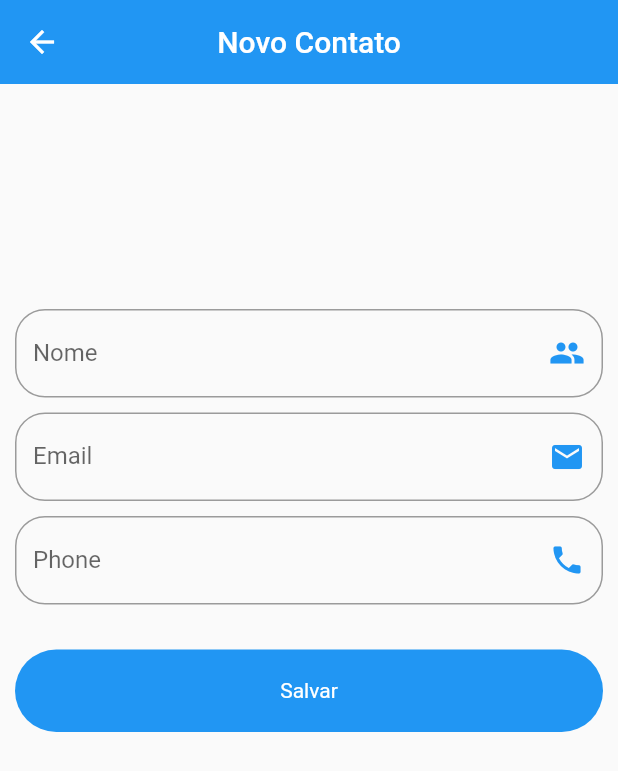
After one commit to DevGomes78/Flutter-ViaCep-Api, a Flutter app: the ContactPage screen opened directly, on a phone screen of 412 x 824 dp. The commit adds this screen. Shown: the top 771 px of the screen. Run offline on Flutter 3.47's test engine with Material 2 defaults, Android fonts, the phone set to English and light mode, and no system bars; our stand-ins replace sqflite; accounts and stored records are empty.

Commit message:
atualizado campos

```diff
--- a/lib/components/text_form_widget.dart
+++ b/lib/components/text_form_widget.dart
@@ -6,17 +6,16 @@ class TextFormWidget extends StatelessWidget {
   Widget? icon;
   TextEditingController? controller;
   FormFieldValidator<String>? validator;
-
-
+  ValueChanged<String>? onChanged;
 
   TextFormWidget(
-      this.labelText,
-      this.hintText,{
-        this.icon,
-        this.controller,
-        this.validator,
-
-      });
+    this.labelText,
+    this.hintText, {
+    this.icon,
+    this.controller,
+    this.validator,
+    this.onChanged,
+  });
 
   @override
   Widget build(BuildContext context) {
@@ -25,15 +24,15 @@ class TextFormWidget extends StatelessWidget {
       textAlign: TextAlign.center,
       decoration: InputDecoration(
         labelText: labelText,
-        hintText: null==hintText?'':hintText,
+        hintText: null == hintText ? '' : hintText,
         border: OutlineInputBorder(
           borderRadius: BorderRadius.circular(20),
         ),
         suffixIcon: icon,
       ),
       controller: controller,
-      validator:validator ,
-
+      validator: validator,
+      onChanged: onChanged,
     );
   }
 }
--- a/lib/main.dart
+++ b/lib/main.dart
@@ -1,6 +1,7 @@
 import 'package:flutter/cupertino.dart';
 import 'package:flutter/material.dart';
 import 'package:pageview_carrousel/views/home_page.dart';
+import 'package:pageview_carrousel/views/user_list_page.dart';
 import 'package:provider/provider.dart';
 
 import 'controller/cep_provider.dart';
@@ -23,7 +24,7 @@ class MyApp extends StatelessWidget {
           visualDensity: VisualDensity.adaptivePlatformDensity,
          // brightness: Brightness.dark,
         ),
-        home: HomePage(),
+        home: UserList(),
       ),
 
     );
--- a/lib/models/contact_models.dart
+++ b/lib/models/contact_models.dart
@@ -1,48 +1,39 @@
+class Contact {
 
+  final String contactTable = "contactTable";
+  final String idColumn = "idColumn";
+  final String nameColumn = "nameColumn";
+  final String emailColumn = "emailColumn";
+  final String phoneColumn = "phoneColumn";
+  final String imgColumn = "imgColumn";
 
-import 'package:pageview_carrousel/constants/service_constants.dart';
-
-class Contact {
   int? id;
   String? name;
   String? email;
   String? phone;
-  String? street;
-  String? number;
-  String? complement;
-  String? city;
-  String? state;
+  String? img;
 
   Contact();
 
-  Contact.fromMap(Map map) {
-    id = map[UserColumn().idColumn];
-    name = map[UserColumn().nameColumn];
-    email = map[UserColumn().emailColumn];
-    phone = map[UserColumn().phoneColumn];
-   street = map[UserColumn().streetColumn];
-    number = map[UserColumn().nameColumn];
-    complement = map[UserColumn().complementColumn];
-    city = map[UserColumn().cityColumn];
-    state = map[UserColumn().stateColumn];
-
+  Contact.fromMap(Map map){
+    id = map[idColumn];
+    name = map[nameColumn];
+    email = map[emailColumn];
+    phone = map[phoneColumn];
+    img = map[imgColumn];
   }
 
-  Map<String, dynamic> toMap() {
+  Map<String,dynamic> toMap() {
     Map<String, dynamic> map = {
-      UserColumn().nameColumn: name,
-      UserColumn().emailColumn: email,
-      UserColumn().phoneColumn: phone,
-      UserColumn().streetColumn: street,
-      UserColumn().nameColumn: name,
-      UserColumn().complementColumn: complement,
-      UserColumn().cityColumn: city,
-      UserColumn().stateColumn : state,
-
+      nameColumn: name,
+      emailColumn: email,
+      phoneColumn: phone,
+      imgColumn: img
     };
     if (id != null) {
-      map[UserColumn().idColumn] = id;
+      map[idColumn] = id;
     }
     return map;
   }
+
 }
--- a/lib/views/cep-page.dart
+++ b/lib/views/cep-page.dart
@@ -184,7 +184,9 @@ class _CepPageState extends State<CepPage> {
               ),
               SizedBox(height: 20),
               InkWell(
-                onTap: () {},
+                onTap: () {
+
+                },
                 child: ContainerWidget(
 
                   55,
--- /dev/null
+++ b/lib/views/contact_page.dart
@@ -0,0 +1,186 @@
+import 'dart:async';
+import 'dart:io';
+import 'package:flutter/material.dart';
+import 'package:pageview_carrousel/components/text_form_widget.dart';
+import 'package:pageview_carrousel/models/contact_models.dart';
+
+class ContactPage extends StatefulWidget {
+  final Contact? contact;
+
+  ContactPage({this.contact});
+
+  @override
+  _ContactPageState createState() => _ContactPageState();
+}
+
+class _ContactPageState extends State<ContactPage> {
+  final _nameController = TextEditingController();
+  final _emailController = TextEditingController();
+  final _phoneController = TextEditingController();
+
+  final _nameFocus = FocusNode();
+
+  bool _userEdited = false;
+
+  Contact? _editedContact;
+
+  @override
+  void initState() {
+    super.initState();
+
+    if (widget.contact == null) {
+      _editedContact = Contact();
+    } else {
+      _editedContact = Contact.fromMap(widget.contact!.toMap());
+      _nameController.text = _editedContact!.name!;
+      _emailController.text = _editedContact!.email!;
+      _phoneController.text = _editedContact!.phone!;
+    }
+  }
+
+  @override
+  Widget build(BuildContext context) {
+    return WillPopScope(
+      onWillPop: _requestPop,
+      child: Scaffold(
+        appBar: AppBar(
+          elevation: 0,
+          backgroundColor: Colors.blue,
+          title: Text(
+            _editedContact!.name ?? "Novo Contato",
+            style: TextStyle(
+              color: Colors.white,
+            ),
+          ),
+          centerTitle: true,
+        ),
+        body: SingleChildScrollView(
+          child: Column(
+            children: [
+              SizedBox(height: 150),
+              _editNome(),
+              SizedBox(height: 10),
+              _editiEmail(),
+              SizedBox(height: 10),
+              _editTelefone(),
+              SizedBox(height: 30),
+              btnSave(),
+            ],
+          ),
+        ),
+      ),
+    );
+  }
+
+  btnSave() {
+    return Padding(
+      padding: const EdgeInsets.symmetric(horizontal: 10),
+      child: GestureDetector(
+        onTap: () {
+          if (_editedContact!.name != null &&
+              _editedContact!.name!.isNotEmpty) {
+            Navigator.pop(context, _editedContact);
+          } else {
+            FocusScope.of(context).requestFocus(_nameFocus);
+          }
+        },
+        child: Container(
+          alignment: Alignment.center,
+          height: 55,
+          width: double.infinity,
+          decoration: BoxDecoration(
+            borderRadius: BorderRadius.circular(50),
+           color: Colors.blue,
+          ),
+          child: Text(
+            'Salvar',
+            style: TextStyle(
+              color: Colors.white,
+            ),
+          ),
+        ),
+      ),
+    );
+  }
+
+  _editTelefone() {
+    return Padding(
+      padding: const EdgeInsets.symmetric(horizontal: 10),
+      child: TextFormWidget(
+        "Phone",
+        'Digite o Telefone',
+        icon: Icon(Icons.phone, color: Colors.blue),
+        controller: _phoneController,
+        onChanged: (text) {
+          _userEdited = true;
+          _editedContact!.phone = text;
+        },
+      ),
+    );
+  }
+
+  _editiEmail() {
+    return Padding(
+      padding: const EdgeInsets.symmetric(horizontal: 10),
+      child: TextFormWidget(
+        "Email",
+        'digite o email',
+        icon: Icon(Icons.email, color: Colors.blue),
+        controller: _emailController,
+        onChanged: (text) {
+          _userEdited = true;
+          _editedContact!.email = text;
+        },
+      ),
+    );
+  }
+
+  _editNome() {
+    return Padding(
+      padding: const EdgeInsets.symmetric(horizontal: 10),
+      child: TextFormWidget(
+        "Nome",
+        'digite  o nome',
+        icon: Icon(Icons.people, color: Colors.blue),
+        controller: _nameController,
+        onChanged: (text) {
+          _userEdited = true;
+          setState(() {
+            _editedContact!.name = text;
+          });
+        },
+      ),
+    );
+  }
+
+  Future<bool> _requestPop() {
+    if (_userEdited) {
+      showDialog(
+          context: context,
+          builder: (context) {
+            return AlertDialog(
+              title: Text("Descartar Alterações?"),
+              content: Text("Se sair as alterações serão perdidas."),
+              actions: [
+                FlatButton(
+                  child: Text("Cancelar"),
+                  onPressed: () {
+                    Navigator.pop(context);
+                  },
+                ),
+                FlatButton(
+                  child: Text("Sim"),
+                  onPressed: () {
+                    Navigator.pop(context);
+                    Navigator.pop(context);
+                  },
+                ),
+              ],
+            );
+          });
+      return Future.value(false);
+    } else {
+      return Future.value(true);
+    }
+  }
+}
```
Also changed, not shown: lib/constants/service_constants.dart (+4 -5 lines), lib/helpers/contact_helper.dart (+43 -60 lines), lib/views/user_list_page.dart (added, +245 -0 lines).
